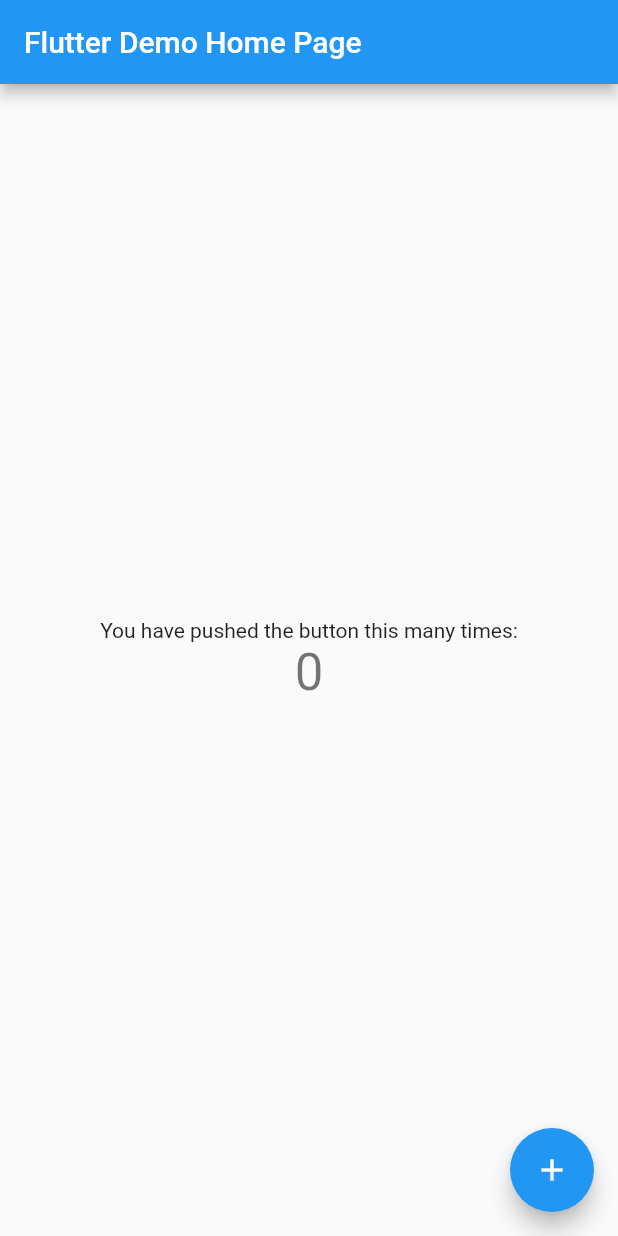
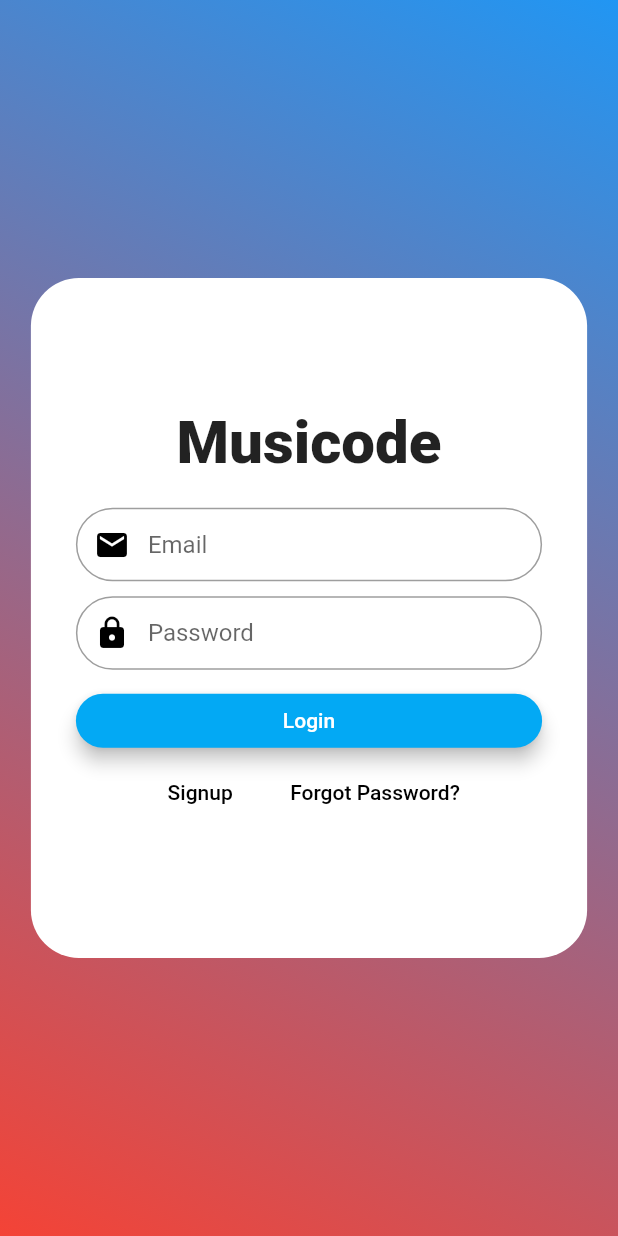
Before and after one commit to Jacob-Bendele/Musicode, a Flutter app: the screen it shows after launch, on a phone screen of 412 x 824 dp. Run offline on Flutter 3.47's test engine with Material 2 defaults, Android fonts, the phone set to English and light mode, and no system bars.

Commit message:
Add login page

```diff
--- a/lib/main.dart
+++ b/lib/main.dart
@@ -1,3 +1,7 @@
+import 'package:Musicode/screens/favorites_screen.dart';
+import 'package:Musicode/screens/authentication_screen.dart';
+import 'package:Musicode/screens/camera_screen.dart';
+import 'package:Musicode/screens/album_screen.dart';
 import 'package:flutter/material.dart';
 
 void main() {
@@ -26,92 +30,14 @@ class MyApp extends StatelessWidget {
           // closer together (more dense) than on mobile platforms.
           visualDensity: VisualDensity.adaptivePlatformDensity,
         ),
-      home: MyHomePage(title: 'Flutter Demo Home Page'),
-    );
+        home: AuthScreen(),
+
+        // These are named routes and we can pass them parameters when we call them with tha navigator. Their is an arguments section.
+        routes: {
+          '/login': (ctx) => AuthScreen(),
+          '/camera': (ctx) => CameraScreen(),
+          '/album': (ctx) => AlbumScreen(),
+          '/favorites': (ctx) => FavoritesScreen()
+        });
   }
 }
-
-class MyHomePage extends StatefulWidget {
-  MyHomePage({Key key, this.title}) : super(key: key);
-
-  // This widget is the home page of your application. It is stateful, meaning
-  // that it has a State object (defined below) that contains fields that affect
-  // how it looks.
-
-  // This class is the configuration for the state. It holds the values (in this
-  // case the title) provided by the parent (in this case the App widget) and
-  // used by the build method of the State. Fields in a Widget subclass are
-  // always marked "final".
-
-  final String title;
-
-  @override
-  _MyHomePageState createState() => _MyHomePageState();
-}
-
-class _MyHomePageState extends State<MyHomePage> {
-  int _counter = 0;
-
-  void _incrementCounter() {
-    setState(() {
-      // This call to setState tells the Flutter framework that something has
-      // changed in this State, which causes it to rerun the build method below
-      // so that the display can reflect the updated values. If we changed
-      // _counter without calling setState(), then the build method would not be
-      // called again, and so nothing would appear to happen.
-      _counter++;
-    });
-  }
-
-  @override
-  Widget build(BuildContext context) {
-    // This method is rerun every time setState is called, for instance as done
-    // by the _incrementCounter method above.
-    //
-    // The Flutter framework has been optimized to make rerunning build methods
-    // fast, so that you can just rebuild anything that needs updating rather
-    // than having to individually change instances of widgets.
-    return Scaffold(
-      appBar: AppBar(
-        // Here we take the value from the MyHomePage object that was created by
-        // the App.build method, and use it to set our appbar title.
-        title: Text(widget.title),
-      ),
-      body: Center(
-        // Center is a layout widget. It takes a single child and positions it
-        // in the middle of the parent.
-        child: Column(
-          // Column is also a layout widget. It takes a list of children and
-          // arranges them vertically. By default, it sizes itself to fit its
-          // children horizontally, and tries to be as tall as its parent.
-          //
-          // Invoke "debug painting" (press "p" in the console, choose the
-          // "Toggle Debug Paint" action from the Flutter Inspector in Android
-          // Studio, or the "Toggle Debug Paint" command in Visual Studio Code)
-          // to see the wireframe for each widget.
-          //
-          // Column has various properties to control how it sizes itself and
-          // how it positions its children. Here we use mainAxisAlignment to
-          // center the children vertically; the main axis here is the vertical
-          // axis because Columns are vertical (the cross axis would be
-          // horizontal).
-          mainAxisAlignment: MainAxisAlignment.center,
-          children: <Widget>[
-            Text(
-              'You have pushed the button this many times:',
-            ),
-            Text(
-              '$_counter',
-              style: Theme.of(context).textTheme.headline4,
-            ),
-          ],
-        ),
-      ),
-      floatingActionButton: FloatingActionButton(
-        onPressed: _incrementCounter,
-        tooltip: 'Increment',
-        child: Icon(Icons.add),
-      ), // This trailing comma makes auto-formatting nicer for build methods.
-    );
-  }
-}
--- /dev/null
+++ b/lib/models/auth.dart
@@ -0,0 +1,27 @@
+import 'package:flutter/widgets.dart';
+import 'package:http/http.dart' as http;
+import 'dart:convert';
+import 'package:flutter/material.dart';
+
+class Auth {
+  String _toke;
+  String _expire;
+  String _uid;
+
+  Future<void> signup(String email, String password) async {
+    const url =
+        "https://identitytoolkit.googleapis.com/v1/accounts:signUp?key=[API_KEY]";
+    http
+        .post(url,
+            body: json.encode(
+              {
+                'email': email,
+                'password': password,
+                'returnSecureToken': true,
+              },
+            ))
+        .then((response) {
+      print(response);
+    });
+  }
+}
--- /dev/null
+++ b/lib/screens/authentication_screen.dart
@@ -0,0 +1,118 @@
+import 'package:flutter/material.dart';
+
+class AuthScreen extends StatefulWidget {
+  @override
+  _AuthScreenState createState() => _AuthScreenState();
+}
+
+class _AuthScreenState extends State<AuthScreen> {
+  final Widget emailField = TextField(
+    obscureText: false,
+    keyboardType: TextInputType.emailAddress,
+    decoration: InputDecoration(
+        contentPadding: EdgeInsets.fromLTRB(20.0, 15.0, 20.0, 15.0),
+        prefixIcon: Icon(
+          Icons.email,
+          color: Colors.black,
+        ),
+        hintText: "Email",
+        border: OutlineInputBorder(borderRadius: BorderRadius.circular(32.0))),
+  );
+
+  final Widget passwordField = TextField(
+      obscureText: true,
+      decoration: InputDecoration(
+        contentPadding: EdgeInsets.fromLTRB(20.0, 15.0, 20.0, 15.0),
+        prefixIcon: Icon(
+          Icons.lock,
+          color: Colors.black,
+        ),
+        hintText: "Password",
+        border: OutlineInputBorder(borderRadius: BorderRadius.circular(32.0)),
+      ));
+
+  final Widget loginButton = Container(
+      width: double.infinity,
+      child: RaisedButton(
+        color: Colors.lightBlue,
+        elevation: 5.0,
+        shape: RoundedRectangleBorder(
+          borderRadius: BorderRadius.circular(18.0),
+        ),
+        onPressed: () {},
+        child: Text(
+          "Login",
+          style: TextStyle(color: Colors.white),
+        ),
+      ));
+
+  final Widget signupButton = Container(
+      alignment: Alignment.centerLeft,
+      child: FlatButton(
+        shape: RoundedRectangleBorder(
+          borderRadius: BorderRadius.circular(18.0),
+        ),
+        onPressed: () {},
+        textColor: Colors.black,
+        child: Text("Signup"),
+      ));
+
+  final Widget forgotPassword = Container(
+      alignment: Alignment.centerRight,
+      child: FlatButton(
+        shape: RoundedRectangleBorder(
+          borderRadius: BorderRadius.circular(18.0),
+        ),
+        onPressed: () {},
+        textColor: Colors.black,
+        child: Text("Forgot Password?"),
+      ));
+
+  @override
+  Widget build(BuildContext context) {
+    return Container(
+      decoration: BoxDecoration(
+          gradient: LinearGradient(
+              begin: Alignment.topRight,
+              end: Alignment.bottomLeft,
+              colors: [Colors.blue, Colors.red])),
+      child: Scaffold(
+          backgroundColor: Colors.transparent,
+          body: Center(
+              child: Container(
+                  height: MediaQuery.of(context).size.height * 0.55,
+                  width: MediaQuery.of(context).size.width * 0.9,
+                  decoration: BoxDecoration(
+                    color: Colors.white,
+                    borderRadius: BorderRadius.circular(32.0),
+                  ),
+                  child: Padding(
+                    padding: const EdgeInsets.all(30.0),
+                    child: Column(
+                        crossAxisAlignment: CrossAxisAlignment.center,
+                        mainAxisAlignment: MainAxisAlignment.center,
+                        children: <Widget>[
+                          Text(
+                            "Musicode",
+                            style: TextStyle(
+                                fontWeight: FontWeight.w900, fontSize: 40),
+                          ),
+                          SizedBox(height: 20),
+                          emailField,
+                          // Adds a blank box as space, more readable generally than padding.
+                          SizedBox(height: 10),
+                          passwordField,
+                          SizedBox(height: 10),
+                          loginButton,
+                          Row(
+                            mainAxisAlignment: MainAxisAlignment.center,
+                            children: <Widget>[
+                              signupButton,
+                              forgotPassword,
+                            ],
+                          ),
+                        ]),
+                  )))),
+    );
+  }
+}
```
Also changed, not shown: assets/fonts/OFL.txt (added, +93 -0 lines), lib/models/album.dart (+35 -5 lines), lib/screens/album_screen.dart (+8 -0 lines), lib/screens/camera_screen.dart (+8 -0 lines), lib/screens/favorites_screen.dart (+8 -0 lines), pubspec.yaml (+7 -12 lines), assets/fonts/OleoScript-Bold.ttf (added), assets/fonts/OleoScript-Regular.ttf (added), lib/screens/login_signup_screen.dart (deleted), pubspec.lock, 1 other file. Lines whose indentation alone changed are shown as unchanged.
